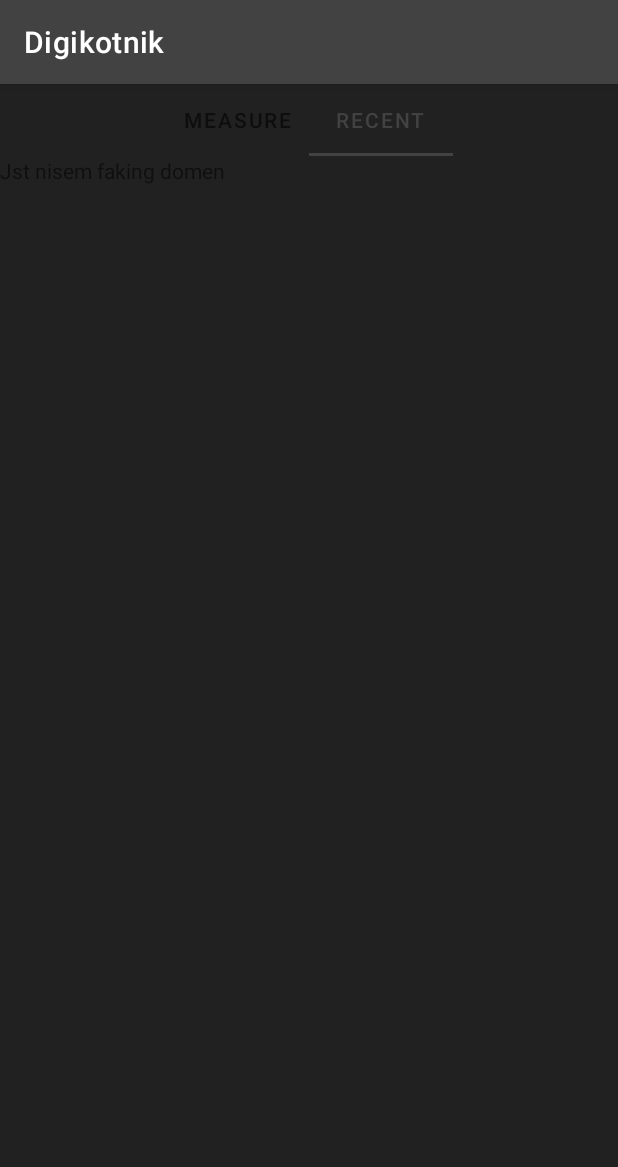
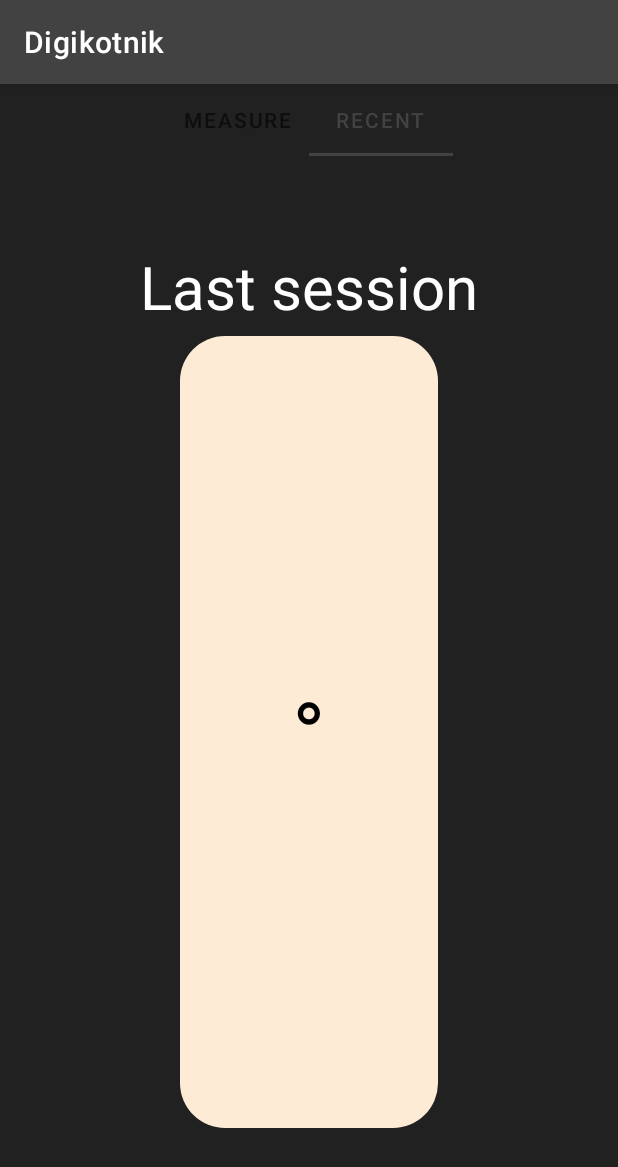
Before and after one commit to grizeldi/Digikotnik, an Android app: the screen it shows after launch (MainActivity), tab 2 chosen, on a phone screen of 412 x 824 dp. Shown: the top 1167 px of the screen. Run offline under Robolectric (Android 15) with nearby library versions, the phone set to English and light mode, and no system bars.

Commit message:
Size matters, but how do you code it?

```diff
--- a/app/src/main/res/layout/fragment_recent.xml
+++ b/app/src/main/res/layout/fragment_recent.xml
@@ -8,6 +8,21 @@
     <TextView
         android:layout_width="match_parent"
         android:layout_height="match_parent"
-        android:text="Jst nisem faking domen" />
+        android:text="@string/last_session"
+        android:textSize="40sp"
+        android:textColor="@color/white"
+        android:gravity="center_horizontal"
+        android:layout_marginVertical="60dp"/>
+
+    <TextView
+        android:layout_width="match_parent"
+        android:layout_height="match_parent"
+        android:layout_marginHorizontal="120sp"
+        android:layout_marginVertical="120sp"
+        android:background="@drawable/box"
+        android:gravity="center"
+        android:text="@string/angleUnit"
+        android:textColor="@color/black"
+        android:textSize="60sp" />
 
 </FrameLayout>
--- a/app/src/main/res/values/strings.xml
+++ b/app/src/main/res/values/strings.xml
@@ -5,4 +5,5 @@
     <string name="tab_recent">Recent</string>
     <string name="reset">Reset to 0°</string>
     <string name="save">Save measurement</string>
+    <string name="last_session">Last session</string>
 </resources>
```
Also changed, not shown: app/src/main/res/layout/fragment_measurement.xml (+14 -7 lines).
